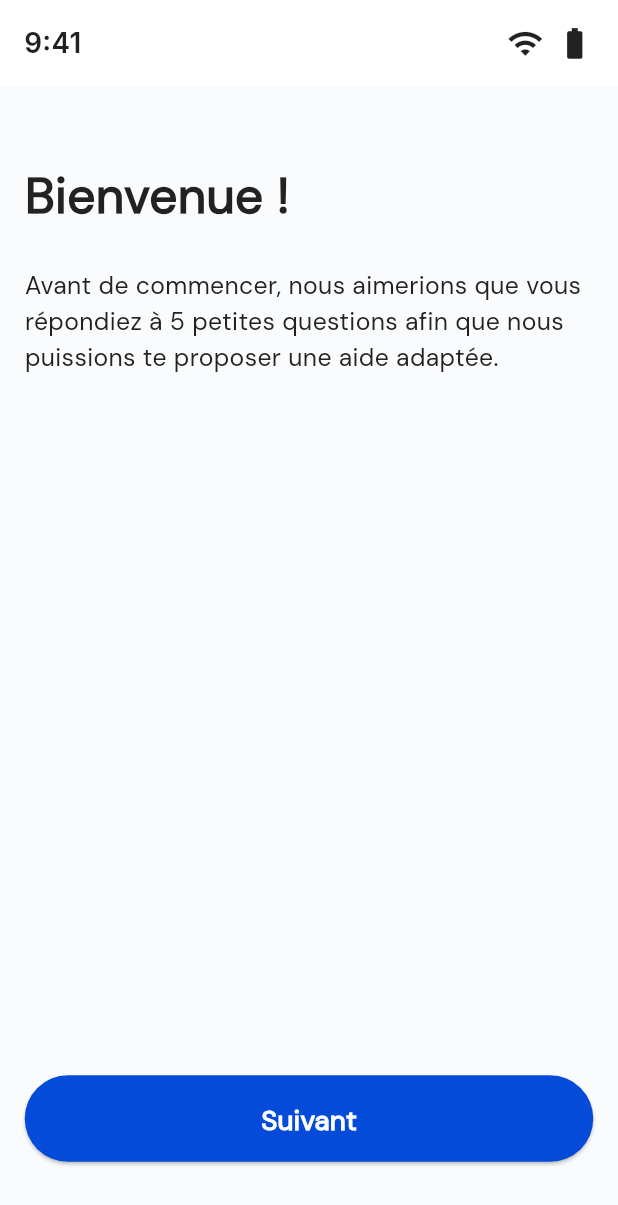
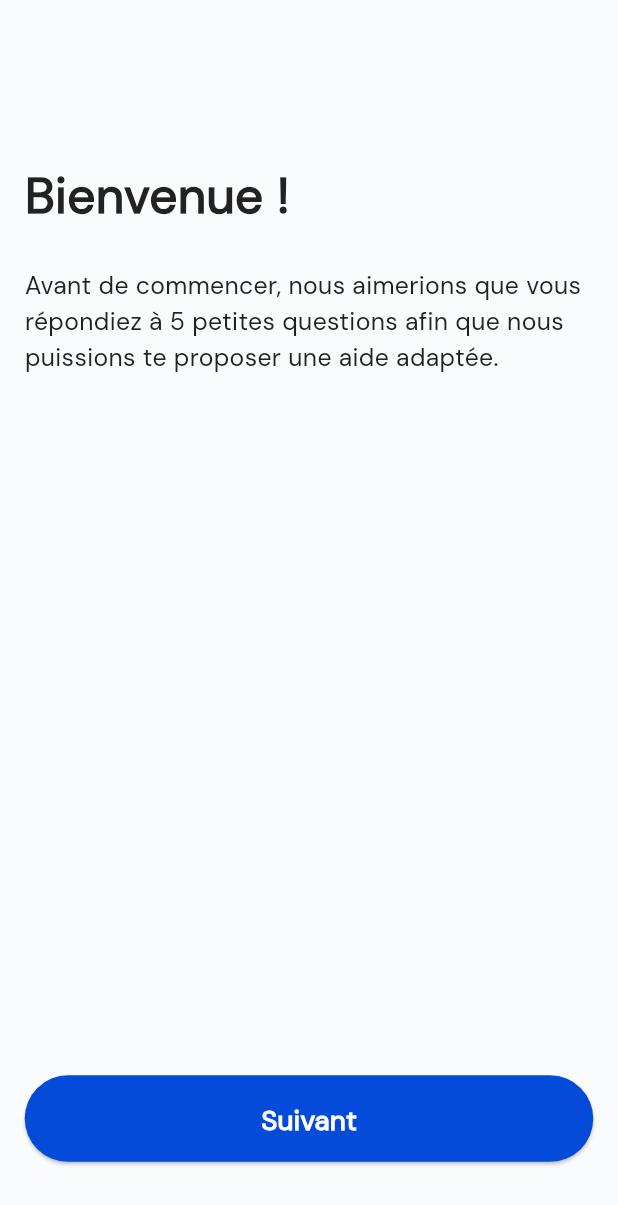
Before and after one commit to LaChancee/hygie-mobile, a Flutter app: the screen it shows after launch, after a tap on "Je suis nouveau ici !", on a phone screen of 412 x 824 dp. Shown: the top 1205 px of the screen. Run offline on Flutter 3.47's test engine with Material 3 defaults, Android fonts, the light colour scheme and no system bars; our stand-ins replace cloud_firestore, firebase_auth, firebase_core; missing offline and left inert: widgetbook, widgetbook_annotation; accounts and stored records are empty; Roboto replaces fonts that are missing (Inter).

Commit message:
refactor questionnaire steps layout, improve button styling, and enhance modal appearance

```diff
--- a/lib/presentation/authentification/modal_auth.dart
+++ b/lib/presentation/authentification/modal_auth.dart
@@ -11,7 +11,7 @@ class ContentsArrival extends StatelessWidget {
       alignment: Alignment.bottomCenter,
       child: FractionallySizedBox(
         widthFactor:
-            0.9, // Ajuster la largeur en fonction de la taille de l'écran
+            0.95, // Ajuster la largeur en fonction de la taille de l'écran
         child: Container(
           padding: const EdgeInsets.only(
             top: 24,
@@ -49,7 +49,7 @@ class ContentsArrival extends StatelessWidget {
                   style: TextStyle(
                     color: Color(0xFF222222),
                     fontSize: 16,
-                    fontFamily: 'DM sans',
+                    fontFamily: 'DM Sans',
                     fontWeight: FontWeight.w600,
                   ),
                 ),
@@ -90,7 +90,7 @@ class ContentsArrival extends StatelessWidget {
                               style: TextStyle(
                                 color: Colors.white,
                                 fontSize: 16,
-                                fontFamily: 'DM sans',
+                                fontFamily: 'DM Sans',
                                 fontWeight: FontWeight.w600,
                               ),
                             ),
@@ -120,7 +120,7 @@ class ContentsArrival extends StatelessWidget {
                             style: TextStyle(
                               color: Color(0xFF8352FF),
                               fontSize: 16,
-                              fontFamily: 'DM sans',
+                              fontFamily: 'DM Sans',
                               fontWeight: FontWeight.w600,
                             ),
                           ),
--- a/lib/presentation/questionnaire/step1.dart
+++ b/lib/presentation/questionnaire/step1.dart
@@ -61,10 +61,11 @@ class _Step1State extends State<Step1> {
               // Options sélectionnables avec le style spécifique
               _buildOption('Alcool'),
               _buildOption('Tabac'),
-              SizedBox(height: screenHeight * 0.05),
+              Spacer(), // Pousse le bouton vers le bas
 
               // Bouton "Suivant"
               _buildNextButton(context),
+              SizedBox(height: screenHeight * 0.03), // Espacement en bas
             ],
           ),
         ),
--- a/lib/presentation/questionnaire/step5.dart
+++ b/lib/presentation/questionnaire/step5.dart
@@ -23,7 +23,6 @@ class _Step5State extends State<Step5> {
     return Scaffold(
       backgroundColor: Color(0xFFF5F8FC),
       body: SafeArea(
-        child: SingleChildScrollView(
         child: Padding(
           padding: EdgeInsets.symmetric(horizontal: screenWidth * 0.04),
           child: Column(
@@ -71,7 +70,7 @@ class _Step5State extends State<Step5> {
               _buildSelectableButton('Féminin'),
               _buildSelectableButton('Non-binaire'),
 
-                SizedBox(height: screenHeight * 0.05),
+              Spacer(), // Pousse le bouton vers le bas
 
               // Bouton "Suivant"
               SizedBox(
@@ -108,9 +107,8 @@ class _Step5State extends State<Step5> {
                 ),
               ),
 
-                SizedBox(height: screenHeight * 0.05),
+              SizedBox(height: screenHeight * 0.05), // Ajout d’espace en bas
             ],
-            ),
           ),
         ),
       ),
--- a/lib/presentation/questionnaire/welcome_screen_questionnaire.dart
+++ b/lib/presentation/questionnaire/welcome_screen_questionnaire.dart
@@ -83,43 +83,6 @@ class Bienvenue extends StatelessWidget {
               ),
             ),
           ),
-
-          // Barre de statut
-          Positioned(
-            left: 0,
-            top: 0,
-            child: Container(
-              width: screenWidth,
-              height: screenHeight * 0.07,
-              decoration: const BoxDecoration(color: Colors.white),
-              child: Row(
-                mainAxisAlignment: MainAxisAlignment.spaceBetween,
-                children: [
-                  const SizedBox(width: 16),
-                  Text(
-                    '9:41',
-                    style: TextStyle(
-                      color: const Color(0xFF222222),
-                      fontSize: screenWidth * 0.045,
-                      fontFamily: 'Inter',
-                      fontWeight: FontWeight.w600,
-                    ),
-                  ),
-                  const Spacer(),
-                  Padding(
-                    padding: EdgeInsets.only(right: screenWidth * 0.04),
-                    child: Row(
-                      children: [
-                        Icon(Icons.wifi, size: screenWidth * 0.06),
-                        SizedBox(width: screenWidth * 0.02),
-                        Icon(Icons.battery_full, size: screenWidth * 0.06),
-                      ],
-                    ),
-                  ),
-                ],
-              ),
-            ),
-          ),
         ],
       ),
     );
--- a/lib/presentation/splash_screen.dart
+++ b/lib/presentation/splash_screen.dart
@@ -20,13 +20,24 @@ class _SplashscreenState extends State<Splashscreen> {
           showModalBottomSheet(
             context: context,
             isScrollControlled: true,
+            backgroundColor: Colors.transparent, // Fond transparent
             builder: (BuildContext context) {
-              return ContentsArrival();
+              return _buildBlurredModal();
             },
           );
         }
       });
     });
+  }
+
+  Widget _buildBlurredModal() {
+    return BackdropFilter(
+      filter: ImageFilter.blur(sigmaX: 10, sigmaY: 10), // Ajuster le flou
+      child: Container(
+        color: Colors.transparent, // Couleur de fond avec opacité
+        child: ContentsArrival(),
+      ),
+    );
   }
 
   @override
@@ -46,17 +57,20 @@ class _SplashscreenState extends State<Splashscreen> {
                   Positioned(
                     left: screenWidth * 0.65,
                     top: screenHeight * 0.45,
-                    child: _buildColoredOval(screenWidth * 0.4, screenHeight * 0.4, Color(0xB2A885FF)),
+                    child: _buildColoredOval(screenWidth * 0.4,
+                        screenHeight * 0.4, Color(0xB2A885FF)),
                   ),
                   Positioned(
                     left: screenWidth * 0.1,
                     top: screenHeight * 0.6,
-                    child: _buildColoredOval(screenWidth * 0.8, screenHeight * 0.4, Color(0xFFB2F99D)),
+                    child: _buildColoredOval(screenWidth * 0.8,
+                        screenHeight * 0.4, Color(0xFFB2F99D)),
                   ),
                   Positioned(
                     left: -screenWidth * 0.2,
                     top: screenHeight * 0.4,
-                    child: _buildColoredOval(screenWidth * 0.5, screenHeight * 0.6, Color(0xFF80D1FF)),
+                    child: _buildColoredOval(screenWidth * 0.5,
+                        screenHeight * 0.6, Color(0xFF80D1FF)),
                   ),
                 ],
               ),
```
Also changed, not shown: lib/presentation/authentification/signup.dart (+24 -15 lines), lib/presentation/questionnaire/step2tobaco.dart (+24 -25 lines), lib/presentation/questionnaire/step3.dart (+4 -4 lines), lib/presentation/questionnaire/step4.dart (+17 -13 lines). Lines whose indentation alone changed are shown as unchanged.
